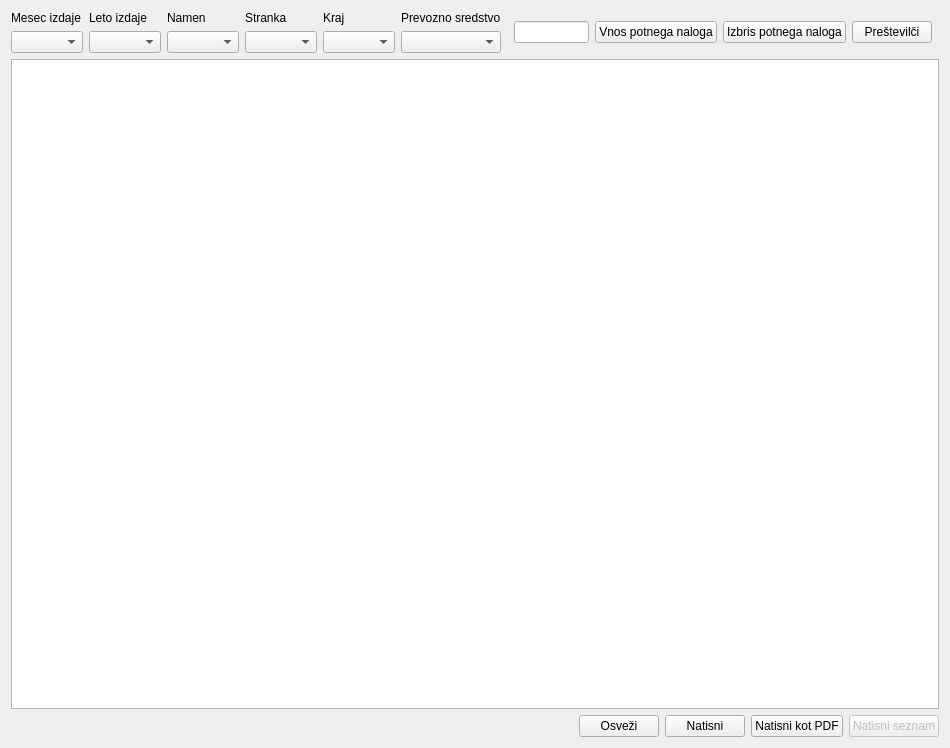
Before: the Qt Designer form wid_potninalogi.ui in bubi-luka/BubiRacun, drawn with Qt 5.
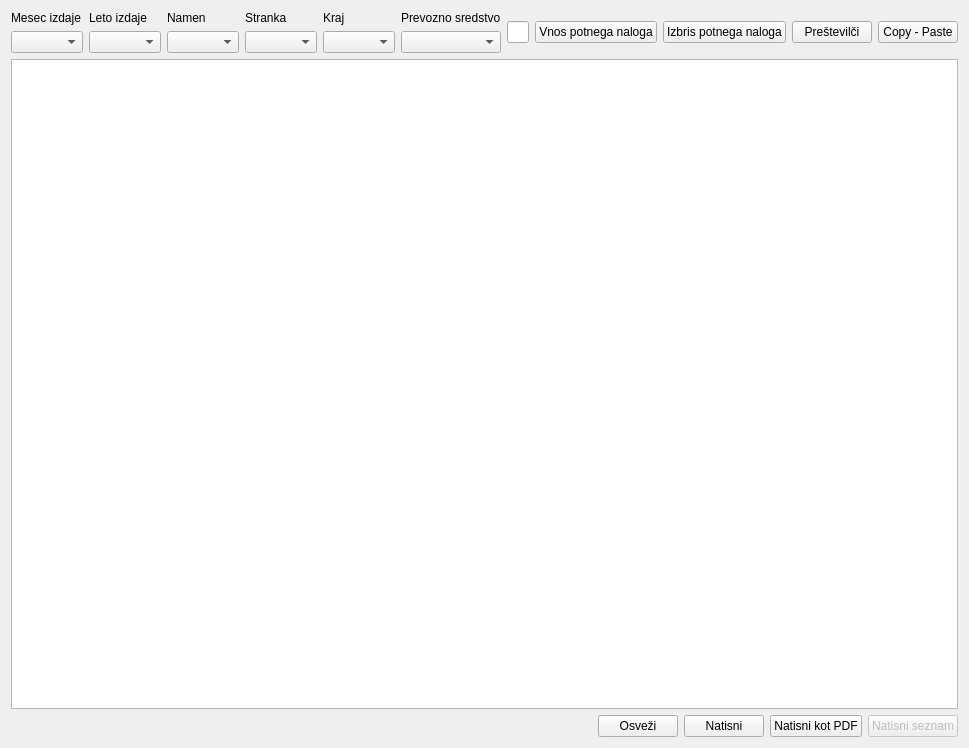
After: the same form once the commit is applied.

Patch:
```diff
--- a/wid_potninalogi.ui
+++ b/wid_potninalogi.ui
@@ -120,6 +120,13 @@
        </property>
       </widget>
      </item>
+     <item>
+      <widget class="QPushButton" name="btn_kopiraj">
+       <property name="text">
+        <string>Copy - Paste</string>
+       </property>
+      </widget>
+     </item>
      <item>
       <spacer name="horizontalSpacer_2">
        <property name="orientation">
@@ -140,6 +147,9 @@
      <property name="editTriggers">
       <set>QAbstractItemView::NoEditTriggers</set>
      </property>
+     <property name="alternatingRowColors">
+      <bool>true</bool>
+     </property>
      <property name="selectionMode">
       <enum>QAbstractItemView::ExtendedSelection</enum>
      </property>
```
